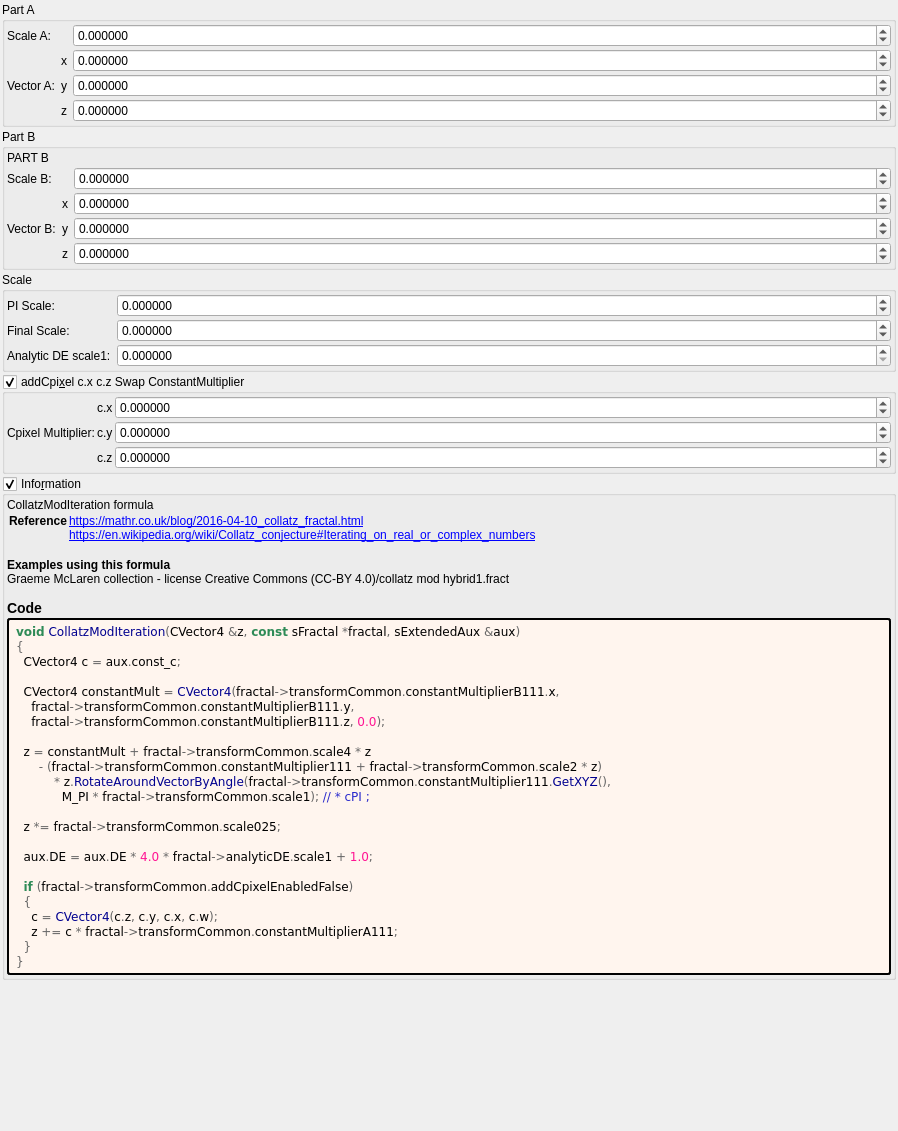
Above: mandelbulber2/deploy/share/mandelbulber2/formula/ui/collatz_mod.ui from irinox-ctrl/mandelbulber2 before the change. Below: the same form after it.
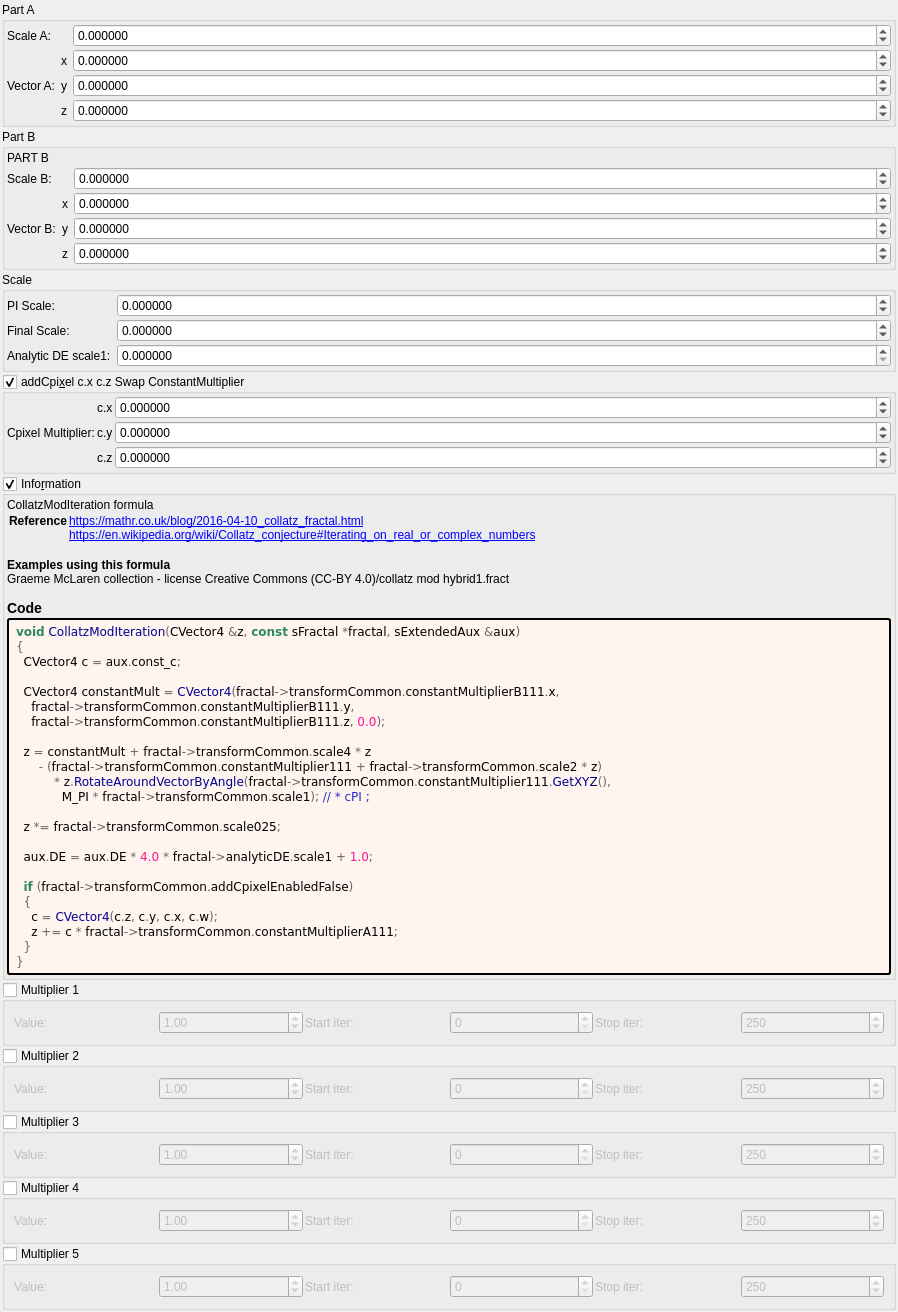
That is the form after the change. Custom widgets are drawn as their Qt base class.

Commit message:
feat: add 5 general-purpose multipliers to all 1007 fractal formulas
Each multiplier has:
- Checkbox (OFF by default)
- Value spinbox (default 1.0, range -100 to 100)
- Iteration start/stop range

Logic: z *= value; DE *= |value|;

Uses existing transformCommon parameters:
- Checkboxes: functionEnabledBx/By/Bz/Bw/CzFalse
- Values: scale4/5/6/8/16
- Ranges: startIterationsB-F/stopIterationsB-F

Modified 1007 .cpp (CPU), 1006 .cl (GPU), 1023 .ui files.
Both source (formula/) and deploy (deploy/share/) copies updated.

Patch:
```diff
--- a/mandelbulber2/deploy/share/mandelbulber2/formula/ui/collatz_mod.ui
+++ b/mandelbulber2/deploy/share/mandelbulber2/formula/ui/collatz_mod.ui
@@ -733,6 +733,192 @@
      </layout>
     </widget>
    </item>
+   <item>
+    <widget class="MyGroupBox" name="groupCheck_transf_function_enabledBx_false">
+     <property name="title"><string>Multiplier 1</string></property>
+     <property name="checkable"><bool>true</bool></property>
+     <property name="checked"><bool>false</bool></property>
+     <layout class="QGridLayout" name="gridLayout_mult1">
+      <property name="spacing"><number>2</number></property>
+      <item row="0" column="0">
+       <widget class="QLabel"><property name="text"><string>Value:</string></property></widget>
+      </item>
+      <item row="0" column="1">
+       <widget class="MyDoubleSpinBox" name="spinbox_transf_scale_4">
+        <property name="minimum"><double>-100.0</double></property><property name="maximum"><double>100.0</double></property>
+        <property name="singleStep"><double>0.01</double></property><property name="value"><double>1.0</double></property>
+       </widget>
+      </item>
+      <item row="0" column="2">
+       <widget class="QLabel"><property name="text"><string>Start iter:</string></property></widget>
+      </item>
+      <item row="0" column="3">
+       <widget class="MySpinBox" name="spinboxInt_transf_start_iterations_B">
+        <property name="minimum"><number>0</number></property><property name="maximum"><number>10000</number></property>
+        <property name="value"><number>0</number></property>
+       </widget>
+      </item>
+      <item row="0" column="4">
+       <widget class="QLabel"><property name="text"><string>Stop iter:</string></property></widget>
+      </item>
+      <item row="0" column="5">
+       <widget class="MySpinBox" name="spinboxInt_transf_stop_iterations_B">
+        <property name="minimum"><number>0</number></property><property name="maximum"><number>10000</number></property>
+        <property name="value"><number>250</number></property>
+       </widget>
+      </item>
+     </layout>
+    </widget>
+   </item>
+   <item>
+    <widget class="MyGroupBox" name="groupCheck_transf_function_enabledBy_false">
+     <property name="title"><string>Multiplier 2</string></property>
+     <property name="checkable"><bool>true</bool></property>
+     <property name="checked"><bool>false</bool></property>
+     <layout class="QGridLayout" name="gridLayout_mult2">
+      <property name="spacing"><number>2</number></property>
+      <item row="0" column="0">
+       <widget class="QLabel"><property name="text"><string>Value:</string></property></widget>
+      </item>
+      <item row="0" column="1">
+       <widget class="MyDoubleSpinBox" name="spinbox_transf_scale_5">
+        <property name="minimum"><double>-100.0</double></property><property name="maximum"><double>100.0</double></property>
+        <property name="singleStep"><double>0.01</double></property><property name="value"><double>1.0</double></property>
+       </widget>
+      </item>
+      <item row="0" column="2">
+       <widget class="QLabel"><property name="text"><string>Start iter:</string></property></widget>
+      </item>
+      <item row="0" column="3">
+       <widget class="MySpinBox" name="spinboxInt_transf_start_iterations_C">
+        <property name="minimum"><number>0</number></property><property name="maximum"><number>10000</number></property>
+        <property name="value"><number>0</number></property>
+       </widget>
+      </item>
+      <item row="0" column="4">
+       <widget class="QLabel"><property name="text"><string>Stop iter:</string></property></widget>
+      </item>
+      <item row="0" column="5">
+       <widget class="MySpinBox" name="spinboxInt_transf_stop_iterations_C">
+        <property name="minimum"><number>0</number></property><property name="maximum"><number>10000</number></property>
+        <property name="value"><number>250</number></property>
+       </widget>
+      </item>
+     </layout>
+    </widget>
+   </item>
+   <item>
+    <widget class="MyGroupBox" name="groupCheck_transf_function_enabledBz_false">
+     <property name="title"><string>Multiplier 3</string></property>
+     <property name="checkable"><bool>true</bool></property>
+     <property name="checked"><bool>false</bool></property>
+     <layout class="QGridLayout" name="gridLayout_mult3">
+      <property name="spacing"><number>2</number></property>
+      <item row="0" column="0">
+       <widget class="QLabel"><property name="text"><string>Value:</string></property></widget>
+      </item>
+      <item row="0" column="1">
+       <widget class="MyDoubleSpinBox" name="spinbox_transf_scale_6">
+        <property name="minimum"><double>-100.0</double></property><property name="maximum"><double>100.0</double></property>
+        <property name="singleStep"><double>0.01</double></property><property name="value"><double>1.0</double></property>
+       </widget>
+      </item>
+      <item row="0" column="2">
+       <widget class="QLabel"><property name="text"><string>Start iter:</string></property></widget>
+      </item>
+      <item row="0" column="3">
+       <widget class="MySpinBox" name="spinboxInt_transf_start_iterations_D">
+        <property name="minimum"><number>0</number></property><property name="maximum"><number>10000</number></property>
+        <property name="value"><number>0</number></property>
+       </widget>
+      </item>
+      <item row="0" column="4">
+       <widget class="QLabel"><property name="text"><string>Stop iter:</string></property></widget>
+      </item>
+      <item row="0" column="5">
+       <widget class="MySpinBox" name="spinboxInt_transf_stop_iterations_D">
+        <property name="minimum"><number>0</number></property><property name="maximum"><number>10000</number></property>
+        <property name="value"><number>250</number></property>
+       </widget>
+      </item>
+     </layout>
+    </widget>
+   </item>
+   <item>
+    <widget class="MyGroupBox" name="groupCheck_transf_function_enabledBw_false">
+     <property name="title"><string>Multiplier 4</string></property>
+     <property name="checkable"><bool>true</bool></property>
+     <property name="checked"><bool>false</bool></property>
+     <layout class="QGridLayout" name="gridLayout_mult4">
+      <property name="spacing"><number>2</number></property>
+      <item row="0" column="0">
+       <widget class="QLabel"><property name="text"><string>Value:</string></property></widget>
+      </item>
+      <item row="0" column="1">
+       <widget class="MyDoubleSpinBox" name="spinbox_transf_scale_8">
+        <property name="minimum"><double>-100.0</double></property><property name="maximum"><double>100.0</double></property>
+        <property name="singleStep"><double>0.01</double></property><property name="value"><double>1.0</double></property>
+       </widget>
+      </item>
+      <item row="0" column="2">
+       <widget class="QLabel"><property name="text"><string>Start iter:</string></property></widget>
+      </item>
+      <item row="0" column="3">
+       <widget class="MySpinBox" name="spinboxInt_transf_start_iterations_E">
+        <property name="minimum"><number>0</number></property><property name="maximum"><number>10000</number></property>
+        <property name="value"><number>0</number></property>
+       </widget>
+      </item>
+      <item row="0" column="4">
+       <widget class="QLabel"><property name="text"><string>Stop iter:</string></property></widget>
+      </item>
+      <item row="0" column="5">
+       <widget class="MySpinBox" name="spinboxInt_transf_stop_iterations_E">
+        <property name="minimum"><number>0</number></property><property name="maximum"><number>10000</number></property>
+        <property name="value"><number>250</number></property>
+       </widget>
+      </item>
+     </layout>
+    </widget>
+   </item>
+   <item>
+    <widget class="MyGroupBox" name="groupCheck_transf_function_enabledCz_false">
+     <property name="title"><string>Multiplier 5</string></property>
+     <property name="checkable"><bool>true</bool></property>
+     <property name="checked"><bool>false</bool></property>
+     <layout class="QGridLayout" name="gridLayout_mult5">
+      <property name="spacing"><number>2</number></property>
+      <item row="0" column="0">
+       <widget class="QLabel"><property name="text"><string>Value:</string></property></widget>
+      </item>
+      <item row="0" column="1">
+       <widget class="MyDoubleSpinBox" name="spinbox_transf_scale_16">
+        <property name="minimum"><double>-100.0</double></property><property name="maximum"><double>100.0</double></property>
+        <property name="singleStep"><double>0.01</double></property><property name="value"><double>1.0</double></property>
+       </widget>
+      </item>
+      <item row="0" column="2">
+       <widget class="QLabel"><property name="text"><string>Start iter:</string></property></widget>
+      </item>
+      <item row="0" column="3">
+       <widget class="MySpinBox" name="spinboxInt_transf_start_iterations_F">
+        <property name="minimum"><number>0</number></property><property name="maximum"><number>10000</number></property>
+        <property name="value"><number>0</number></property>
+       </widget>
+      </item>
+      <item row="0" column="4">
+       <widget class="QLabel"><property name="text"><string>Stop iter:</string></property></widget>
+      </item>
+      <item row="0" column="5">
+       <widget class="MySpinBox" name="spinboxInt_transf_stop_iterations_F">
+        <property name="minimum"><number>0</number></property><property name="maximum"><number>10000</number></property>
+        <property name="value"><number>250</number></property>
+       </widget>
+      </item>
+     </layout>
+    </widget>
+   </item>
+
    <item>
     <spacer name="verticalSpacer">
      <property name="orientation">
@@ -760,6 +946,11 @@
    <header>my_group_box.h</header>
    <container>1</container>
   </customwidget>
+   <customwidget>
+   <class>MySpinBox</class>
+   <extends>QSpinBox</extends>
+   <header>my_spin_box.h</header>
+  </customwidget>
  </customwidgets>
  <tabstops>
   <tabstop>groupCheck_transf_addCpixel_enabled_false</tabstop>
```
The commit also changes 3972 other files.
